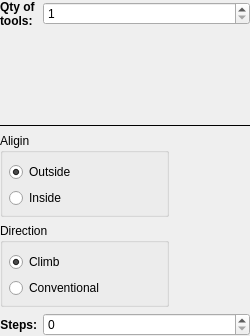
This is plugins/gcode/pocketoffset/pocketoffsetform.ui in XRay3D/GERBER_X3 as Qt 5 draws it before an edit. The edited form follows.
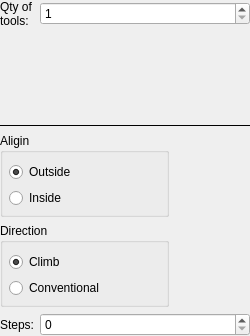
This is the edited form. Icons and pictures are not drawn. Custom widgets are drawn as their Qt base class.

What changed in the file:
```diff
--- a/plugins/gcode/pocketoffset/pocketoffsetform.ui
+++ b/plugins/gcode/pocketoffset/pocketoffsetform.ui
@@ -44,11 +44,6 @@
    </item>
    <item row="0" column="0">
     <widget class="QLabel" name="label_2">
-     <property name="font">
-      <font>
-       <bold>true</bold>
-      </font>
-     </property>
      <property name="text">
       <string>Qty of
 tools:</string>
@@ -218,11 +213,6 @@
        <verstretch>0</verstretch>
       </sizepolicy>
      </property>
-     <property name="font">
-      <font>
-       <bold>true</bold>
-      </font>
-     </property>
      <property name="text">
       <string>Steps:</string>
      </property>
```
Lines whose indentation alone changed are shown as unchanged.
